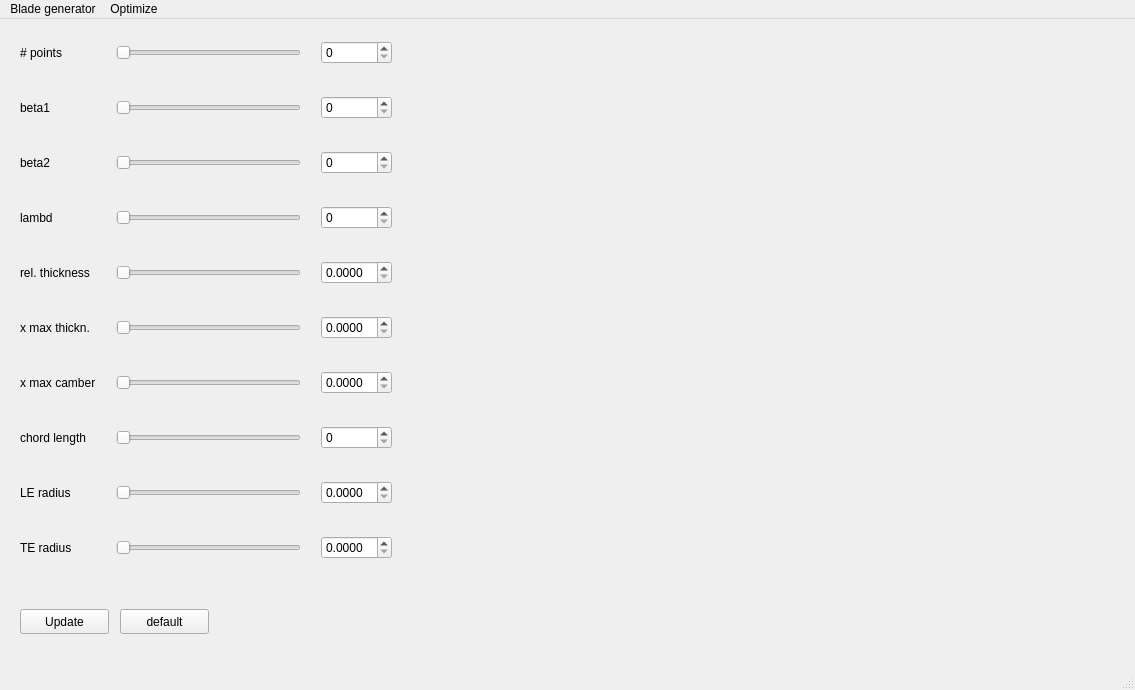
First picture: the form in scripts/gui/qtdesigner/mainwindow_v1.ui, repository badabush/Blade-Optimization-Tool, before the edit.
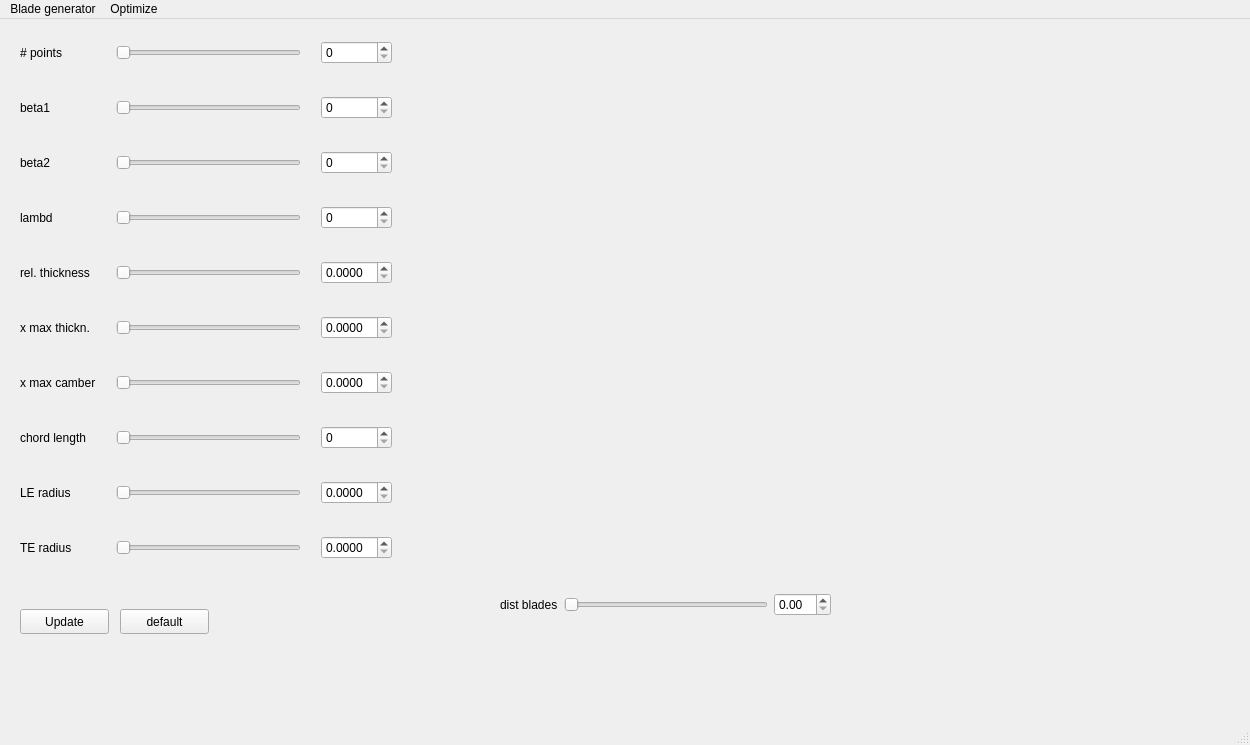
Second picture: the form after the edit.

Diff of the .ui file:
```diff
--- a/scripts/gui/qtdesigner/mainwindow_v1.ui
+++ b/scripts/gui/qtdesigner/mainwindow_v1.ui
@@ -6,8 +6,8 @@
    <rect>
     <x>0</x>
     <y>0</y>
-    <width>1135</width>
-    <height>690</height>
+    <width>1250</width>
+    <height>745</height>
    </rect>
   </property>
   <property name="windowTitle">
@@ -338,13 +338,52 @@
      </rect>
     </property>
    </widget>
+   <widget class="QWidget" name="gridLayoutWidget_2">
+    <property name="geometry">
+     <rect>
+      <x>500</x>
+      <y>560</y>
+      <width>331</width>
+      <height>51</height>
+     </rect>
+    </property>
+    <layout class="QGridLayout" name="gridLayout">
+     <item row="0" column="0">
+      <widget class="QLabel" name="label_12">
+       <property name="text">
+        <string>dist blades</string>
+       </property>
+      </widget>
+     </item>
+     <item row="0" column="1">
+      <widget class="QSlider" name="slider_dist_blades">
+       <property name="orientation">
+        <enum>Qt::Horizontal</enum>
+       </property>
+      </widget>
+     </item>
+     <item row="0" column="2">
+      <widget class="QDoubleSpinBox" name="val_dist_blades">
+       <property name="enabled">
+        <bool>true</bool>
+       </property>
+       <property name="decimals">
+        <number>2</number>
+       </property>
+       <property name="singleStep">
+        <double>0.000000000000000</double>
+       </property>
+      </widget>
+     </item>
+    </layout>
+   </widget>
   </widget>
   <widget class="QMenuBar" name="menubar">
    <property name="geometry">
     <rect>
      <x>0</x>
      <y>0</y>
-     <width>1135</width>
+     <width>1250</width>
      <height>22</height>
     </rect>
    </property>
```
Left out of the diff: 8 changed lines with no effect on the pictures.
